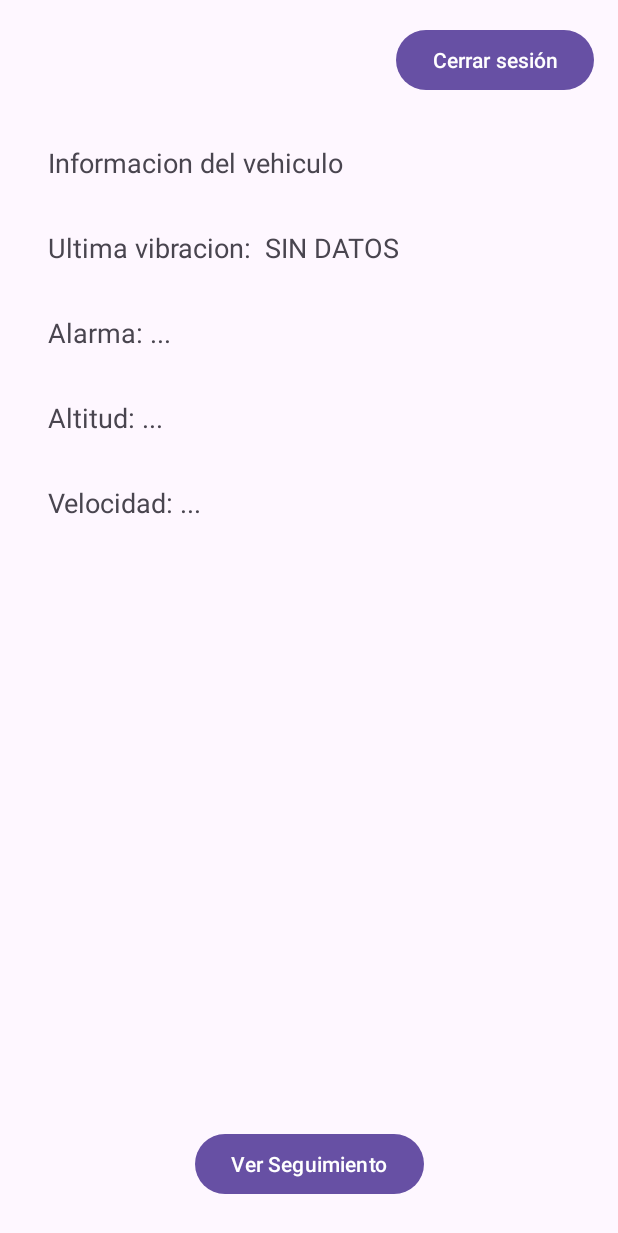
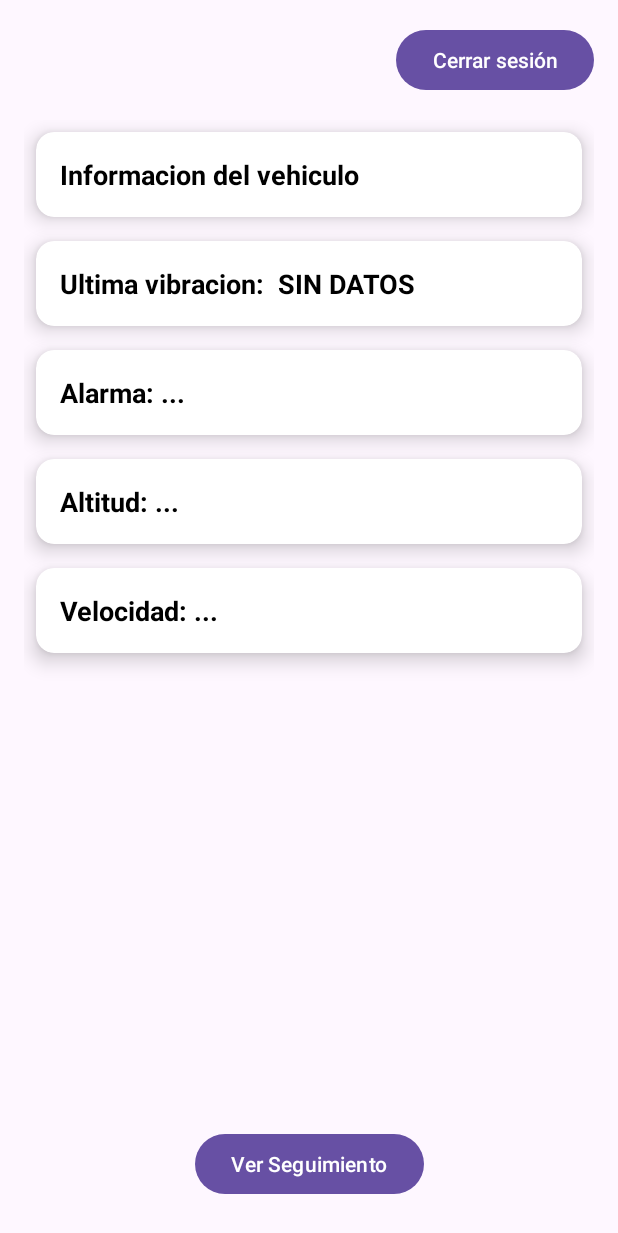
Before and after one commit to JavierOrdonez2001/Seguridad_Antirrobo, an Android app: the screen it shows after launch once a user with an empty profile is signed in (ListaDatos), on a phone screen of 412 x 824 dp. Shown: the top 1233 px of the screen. Run offline under Robolectric (Android 15) with nearby library versions, the phone set to English and light mode, and no system bars; our stand-ins replace Firebase (no records; nobody signed in at launch, a user with empty details on screens opened directly).

Commit message:
Item dato estilizado

```diff
--- a/app/build.gradle.kts
+++ b/app/build.gradle.kts
@@ -63,6 +63,7 @@ dependencies {
    // Firebase Realtime Database (para enviar y leer ubicación del ESP32)
     implementation("com.google.firebase:firebase-database")
 
+    implementation("androidx.cardview:cardview:1.0.0")
 
 
 
--- a/app/src/main/res/layout/item_dato.xml
+++ b/app/src/main/res/layout/item_dato.xml
@@ -1,17 +1,20 @@
 <?xml version="1.0" encoding="utf-8"?>
-<androidx.constraintlayout.widget.ConstraintLayout
+<androidx.cardview.widget.CardView
     xmlns:android="http://schemas.android.com/apk/res/android"
-    xmlns:app="http://schemas.android.com/apk/res-auto"
+    xmlns:card_view="http://schemas.android.com/apk/res-auto"
     android:layout_width="match_parent"
     android:layout_height="wrap_content"
-    android:padding="16dp">
+    android:layout_margin="8dp"
+    card_view:cardCornerRadius="12dp"
+    card_view:cardElevation="8dp">
 
     <TextView
         android:id="@+id/tvDato"
-        android:layout_width="wrap_content"
+        android:layout_width="match_parent"
         android:layout_height="wrap_content"
+        android:padding="16dp"
         android:text="Ejemplo de dato"
         android:textSize="18sp"
-        app:layout_constraintTop_toTopOf="parent"
-        app:layout_constraintStart_toStartOf="parent"/>
-</androidx.constraintlayout.widget.ConstraintLayout>
+        android:textColor="@android:color/black"
+        android:textStyle="bold" />
+</androidx.cardview.widget.CardView>
```
Also changed, not shown: app/src/main/res/layout/activity_main.xml (+5 -5 lines).
